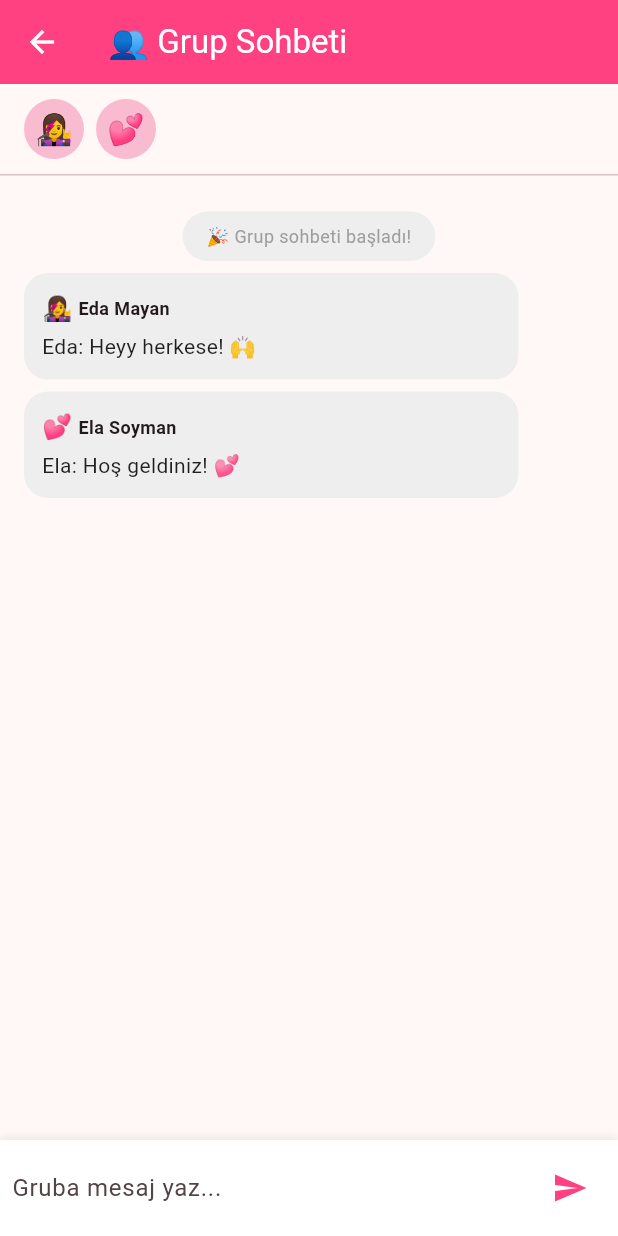
After one commit to dilivar/dedikodu-kazani, a Flutter app: the GroupChatScreen screen opened directly, after a tap on the "send" icon, on a phone screen of 412 x 824 dp. The commit adds this screen. Run offline on Flutter 3.47's test engine with Material 3 defaults, Android fonts, the phone set to English and light mode, and no system bars; our stand-ins replace flutter_tts, shared_preferences; accounts and stored records are empty.

Commit message:
feat: grup chat eklendi, home'a buton eklendi

```diff
--- /dev/null
+++ b/lib/screens/group_chat_screen.dart
@@ -0,0 +1,265 @@
+import 'package:flutter/material.dart';
+import 'package:dedikodu_kazani/models/character.dart';
+import 'package:dedikodu_kazani/services/ai_service.dart';
+
+class GroupChatScreen extends StatefulWidget {
+  const GroupChatScreen({super.key});
+
+  @override
+  State<GroupChatScreen> createState() => _GroupChatScreenState();
+}
+
+class _GroupChatScreenState extends State<GroupChatScreen> {
+  final TextEditingController _messageController = TextEditingController();
+  final List<GroupMessage> _messages = [];
+  bool _isLoading = false;
+
+  // Aktif karakterler
+  final List<Character> _characters = [
+    Character(
+      id: '1',
+      name: 'Eda Mayan',
+      avatar: '👩‍🎤',
+      personality: CharacterPersonality.funny,
+      description: 'Sivri dilli',
+      isPremium: false,
+    ),
+    Character(
+      id: '2',
+      name: 'Ela Soyman',
+      avatar: '💕',
+      personality: CharacterPersonality.warm,
+      description: 'Sıcak',
+      isPremium: false,
+    ),
+  ];
+
+  @override
+  void initState() {
+    super.initState();
+    _messages.add(GroupMessage(
+      text: '🎉 Grup sohbeti başladı!',
+      isSystem: true,
+    ));
+    _messages.add(GroupMessage(
+      text: 'Eda: Heyy herkese! 🙌',
+      characterName: 'Eda Mayan',
+      avatar: '👩‍🎤',
+    ));
+    _messages.add(GroupMessage(
+      text: 'Ela: Hoş geldiniz! 💕',
+      characterName: 'Ela Soyman',
+      avatar: '💕',
+    ));
+  }
+
+  @override
+  Widget build(BuildContext context) {
+    return Scaffold(
+      appBar: AppBar(
+        title: const Text('👥 Grup Sohbeti'),
+        backgroundColor: Colors.pinkAccent,
+        foregroundColor: Colors.white,
+      ),
+      body: Column(
+        children: [
+          // Aktif karakterler
+          Container(
+            height: 60,
+            padding: const EdgeInsets.symmetric(vertical: 8),
+            child: ListView.builder(
+              scrollDirection: Axis.horizontal,
+              padding: const EdgeInsets.symmetric(horizontal: 16),
+              itemCount: _characters.length,
+              itemBuilder: (context, index) {
+                final char = _characters[index];
+                return Padding(
+                  padding: const EdgeInsets.only(right: 8),
+                  child: CircleAvatar(
+                    backgroundColor: Colors.pink[100],
+                    child: Text(char.avatar, style: const TextStyle(fontSize: 20)),
+                  ),
+                );
+              },
+            ),
+          ),
+          const Divider(height: 1),
+
+          // Mesajlar
+          Expanded(
+            child: ListView.builder(
+              padding: const EdgeInsets.all(16),
+              itemCount: _messages.length,
+              itemBuilder: (context, index) {
+                return _GroupMessageBubble(message: _messages[index]);
+              },
+            ),
+          ),
+
+          // Yazı alanı
+          Container(
+            padding: const EdgeInsets.all(8),
+            decoration: BoxDecoration(
+              color: Colors.white,
+              boxShadow: [
+                BoxShadow(
+                  color: Colors.grey.withOpacity(0.2),
+                  blurRadius: 4,
+                  offset: const Offset(0, -2),
+                ),
+              ],
+            ),
+            child: Row(
+              children: [
+                Expanded(
+                  child: TextField(
+                    controller: _messageController,
+                    decoration: const InputDecoration(
+                      hintText: 'Gruba mesaj yaz...',
+                      border: InputBorder.none,
+                    ),
+                    onSubmitted: (_) => _sendMessage(),
+                  ),
+                ),
+                IconButton(
+                  icon: _isLoading
+                      ? const SizedBox(
+                          width: 20,
+                          height: 20,
+                          child: CircularProgressIndicator(strokeWidth: 2),
+                        )
+                      : const Icon(Icons.send),
+                  color: Colors.pinkAccent,
+                  onPressed: _isLoading ? null : _sendMessage,
+                ),
+              ],
+            ),
+          ),
+        ],
+      ),
+    );
+  }
+
+  Future<void> _sendMessage() async {
+    final text = _messageController.text.trim();
+    if (text.isEmpty) return;
+
+    _messageController.clear();
+    setState(() {
+      _messages.add(GroupMessage(
+        text: 'Sen: $text',
+        isUser: true,
+      ));
+      _isLoading = true;
+    });
+
+    try {
+      // Tüm karakterlerden yanıt al
+      for (final character in _characters) {
+        await Future.delayed(const Duration(milliseconds: 500));
+
+        final response = await AIService.sendMessage(
+          message: text,
+          character: character,
+        );
+
+        setState(() {
+          _messages.add(GroupMessage(
+            text: '${character.name}: $response',
+            characterName: character.name,
+            avatar: character.avatar,
+          ));
+        });
+      }
+    } catch (e) {
+      // Hata
+    } finally {
+      setState(() => _isLoading = false);
+    }
+  }
+}
+
+class GroupMessage {
+  final String text;
+  final bool isUser;
+  final bool isSystem;
+  final String? characterName;
+  final String? avatar;
+
+  GroupMessage({
+    required this.text,
+    this.isUser = false,
+    this.isSystem = false,
+    this.characterName,
+    this.avatar,
+  });
+}
+
+class _GroupMessageBubble extends StatelessWidget {
+  final GroupMessage message;
+
+  const _GroupMessageBubble({required this.message});
+
+  @override
+  Widget build(BuildContext context) {
+    if (message.isSystem) {
+      return Center(
+        child: Container(
+          margin: const EdgeInsets.symmetric(vertical: 8),
+          padding: const EdgeInsets.symmetric(horizontal: 16, vertical: 8),
+          decoration: BoxDecoration(
+            color: Colors.grey[200],
+            borderRadius: BorderRadius.circular(20),
+          ),
+          child: Text(
+            message.text,
+            style: const TextStyle(color: Colors.grey, fontSize: 12),
+          ),
+        ),
+      );
+    }
+
+    return Align(
+      alignment: message.isUser ? Alignment.centerRight : Alignment.centerLeft,
+      child: Container(
+        margin: const EdgeInsets.only(bottom: 8),
+        padding: const EdgeInsets.all(12),
+        constraints: BoxConstraints(
+          maxWidth: MediaQuery.of(context).size.width * 0.8,
+        ),
+        decoration: BoxDecoration(
+          color: message.isUser ? Colors.pinkAccent : Colors.grey[200],
+          borderRadius: BorderRadius.circular(16),
+        ),
+        child: Column(
+          crossAxisAlignment: CrossAxisAlignment.start,
+          children: [
+            if (!message.isUser && message.avatar != null)
+              Padding(
+                padding: const EdgeInsets.only(bottom: 4),
+                child: Row(
+                  children: [
+                    Text(message.avatar!, style: const TextStyle(fontSize: 16)),
+                    const SizedBox(width: 4),
+                    Text(
+                      message.characterName ?? '',
+                      style: const TextStyle(
+                        fontWeight: FontWeight.bold,
+                        fontSize: 12,
+                      ),
+                    ),
+                  ],
+                ),
+              ),
+            Text(
+              message.text,
+              style: TextStyle(
+                color: message.isUser ? Colors.white : Colors.black87,
+              ),
+            ),
+          ],
+        ),
+      ),
+    );
+  }
+}
--- a/lib/screens/home_screen.dart
+++ b/lib/screens/home_screen.dart
@@ -2,6 +2,7 @@ import 'package:flutter/material.dart';
 import 'package:dedikodu_kazani/models/character.dart';
 import 'package:dedikodu_kazani/screens/chat_screen.dart';
 import 'package:dedikodu_kazani/screens/premium_screen.dart';
+import 'package:dedikodu_kazani/screens/group_chat_screen.dart';
 
 class HomeScreen extends StatefulWidget {
   const HomeScreen({super.key});
@@ -54,7 +55,6 @@ class _HomeScreenState extends State<HomeScreen> {
       ),
       body: Column(
         children: [
-          // Hoşgeldin banner
           Container(
             width: double.infinity,
             padding: const EdgeInsets.all(20),
@@ -65,10 +65,7 @@ class _HomeScreenState extends State<HomeScreen> {
             ),
             child: Column(
               children: [
-                const Text(
-                  '🌯',
-                  style: TextStyle(fontSize: 50),
-                ),
+                const Text('🌯', style: TextStyle(fontSize: 50)),
                 const SizedBox(height: 8),
                 Text(
                   'Hoşgeldin, $_userName!',
@@ -79,25 +76,15 @@ class _HomeScreenState extends State<HomeScreen> {
                   ),
                 ),
                 const SizedBox(height: 4),
-                const Text(
-                  'AI Arkadaşların burada!',
-                  style: TextStyle(color: Colors.white70),
-                ),
+                const Text('AI Arkadaşların burada!', style: TextStyle(color: Colors.white70)),
               ],
             ),
           ),
-          // Karakterler
           const Padding(
             padding: EdgeInsets.all(16),
             child: Row(
               children: [
-                Text(
-                  'Karakterler',
-                  style: TextStyle(
-                    fontSize: 20,
-                    fontWeight: FontWeight.bold,
-                  ),
-                ),
+                Text('Karakterler', style: TextStyle(fontSize: 20, fontWeight: FontWeight.bold)),
               ],
             ),
           ),
@@ -116,15 +103,24 @@ class _HomeScreenState extends State<HomeScreen> {
           ),
         ],
       ),
+      floatingActionButton: FloatingActionButton.extended(
+        onPressed: () {
+          Navigator.push(
+            context,
+            MaterialPageRoute(builder: (context) => const GroupChatScreen()),
+          );
+        },
+        backgroundColor: Colors.purple,
+        icon: const Icon(Icons.group),
+        label: const Text('Grup Chat'),
+      ),
     );
   }
 
   void _openChat(Character character) {
     Navigator.push(
       context,
-      MaterialPageRoute(
-        builder: (context) => ChatScreen(character: character),
-      ),
+      MaterialPageRoute(builder: (context) => ChatScreen(character: character)),
     );
   }
 }
@@ -133,10 +129,7 @@ class _CharacterCard extends StatelessWidget {
   final Character character;
   final VoidCallback onTap;
 
-  const _CharacterCard({
-    required this.character,
-    required this.onTap,
-  });
+  const _CharacterCard({required this.character, required this.onTap});
 
   @override
   Widget build(BuildContext context) {
@@ -147,22 +140,10 @@ class _CharacterCard extends StatelessWidget {
         leading: CircleAvatar(
           radius: 30,
           backgroundColor: Colors.pink[100],
-          child: Text(
-            character.avatar,
-            style: const TextStyle(fontSize: 30),
-          ),
+          child: Text(character.avatar, style: const TextStyle(fontSize: 30)),
         ),
-        title: Text(
-          character.name,
-          style: const TextStyle(
-            fontWeight: FontWeight.bold,
-            fontSize: 18,
-          ),
-        ),
-        subtitle: Text(
-          character.description,
-          style: TextStyle(color: Colors.grey[600]),
-        ),
+        title: Text(character.name, style: const TextStyle(fontWeight: FontWeight.bold, fontSize: 18)),
+        subtitle: Text(character.description, style: TextStyle(color: Colors.grey[600])),
         trailing: const Icon(Icons.chat_bubble_outline, color: Colors.pinkAccent),
         onTap: onTap,
       ),
```
